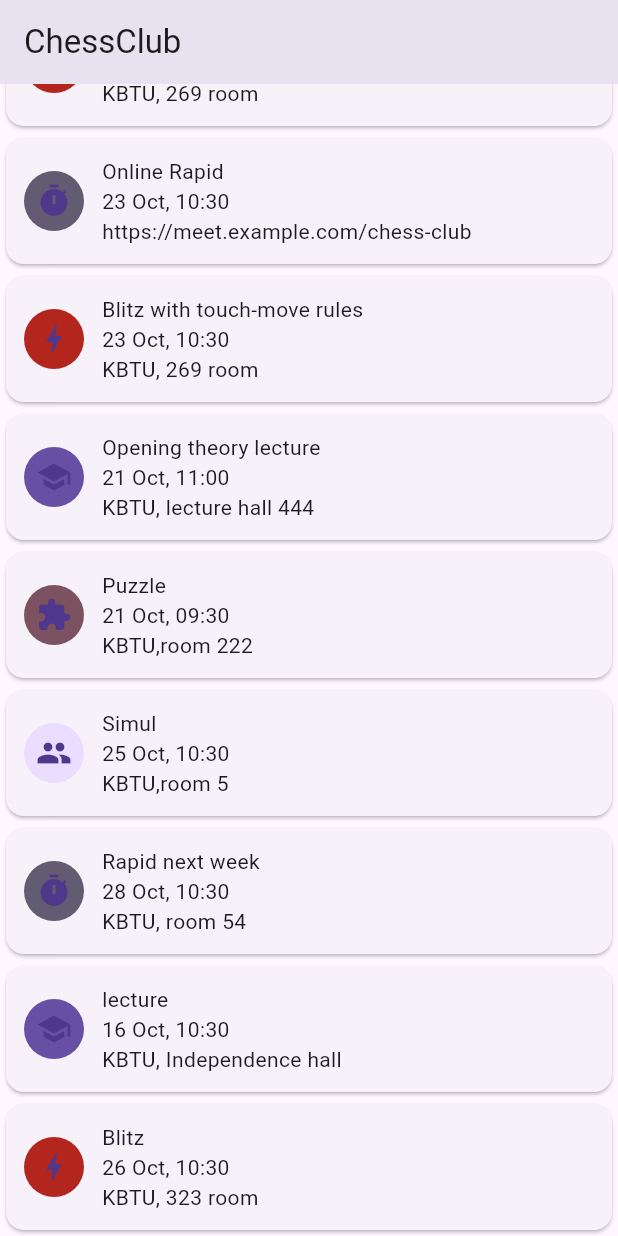
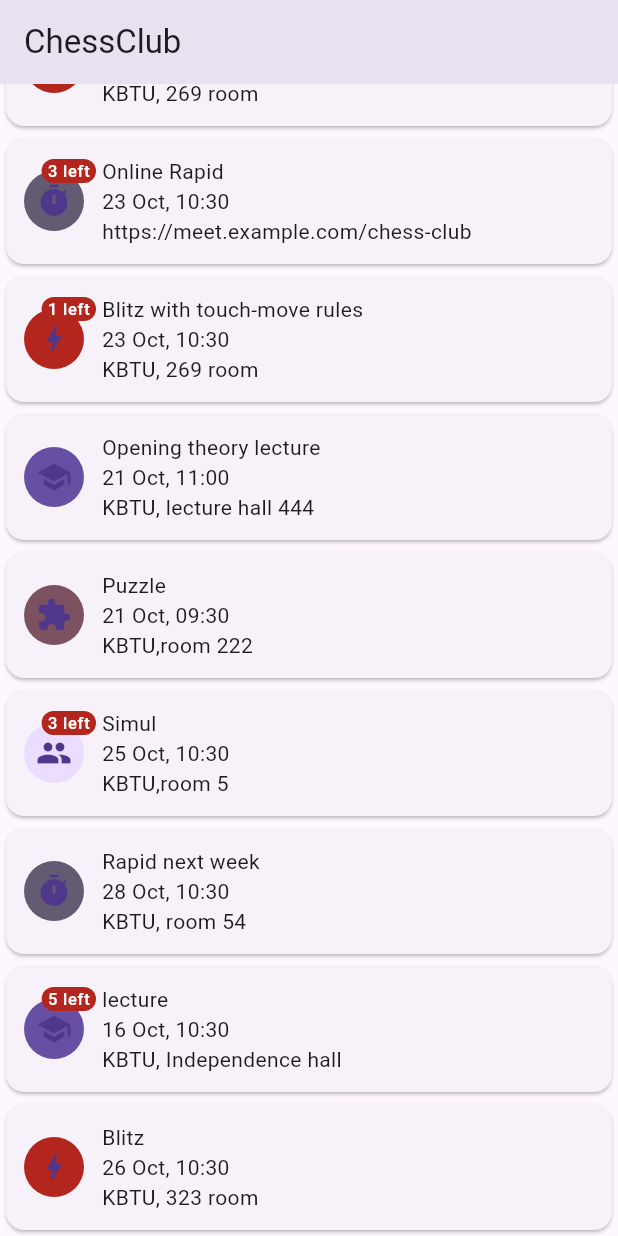
Before and after one commit to gu1nazz/flutter-2026-Gulnaz, a Flutter app: the screen it shows after launch, scrolled down 357 dp, on a phone screen of 412 x 824 dp. Run offline on Flutter 3.47's test engine with Material 3 defaults, Android fonts, the phone set to English and light mode, and no system bars.

Commit message:
Add availability badge to avatar

```diff
--- a/lab_01_chess_club/lib/widgets/chess_night_card.dart
+++ b/lab_01_chess_club/lib/widgets/chess_night_card.dart
@@ -16,9 +16,26 @@ class ChessNightCard extends StatelessWidget {
         padding: const EdgeInsets.all(12),
         child: Row(
           children: [
-            CircleAvatar(
-              backgroundColor: night.category.color(scheme),
-              child: Icon(night.category.icon),
+            Stack(
+              clipBehavior: Clip.none,
+              children: [
+                CircleAvatar(
+                  backgroundColor: night.category.color(scheme),
+                  child: Icon(night.category.icon),
+                ),
+                if (night.isFull)
+                  const Positioned(
+                    right: -8,
+                    top: -8,
+                    child: Badge(label: Text('FULL')),
+                  )
+                else if (night.freePlaces <= 5)
+                  Positioned(
+                    right: -8,
+                    top: -8,
+                    child: Badge(label: Text('${night.freePlaces} left')),
+                  ),
+              ],
             ),
             const SizedBox(width: 12),
             Expanded(
```
